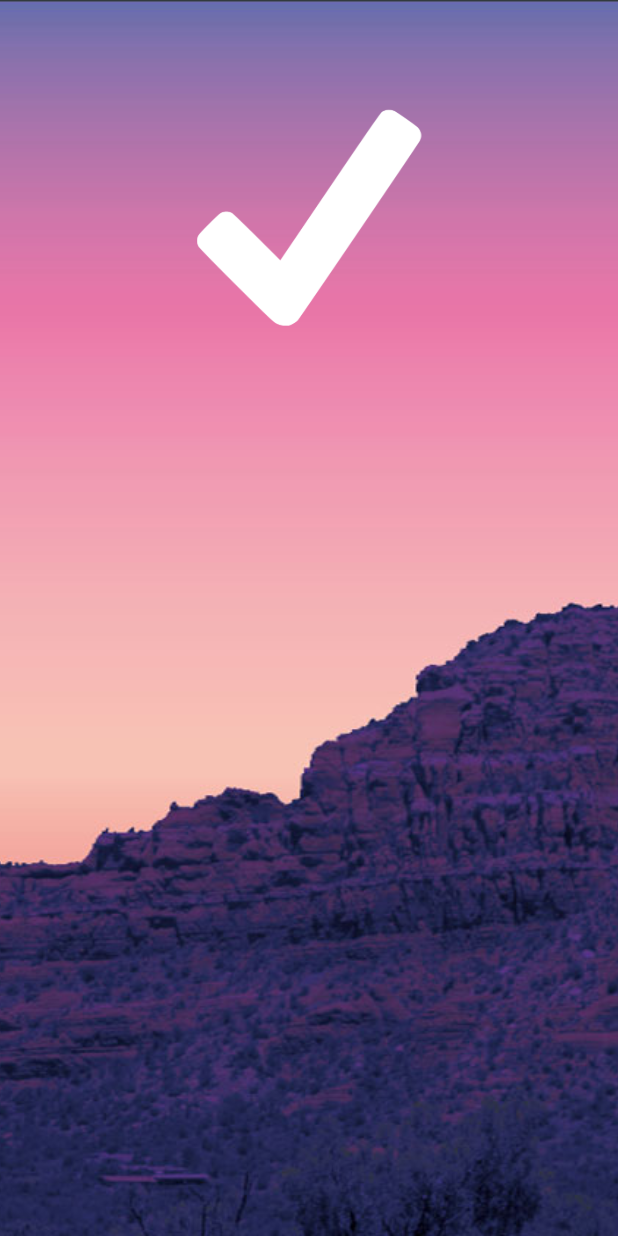
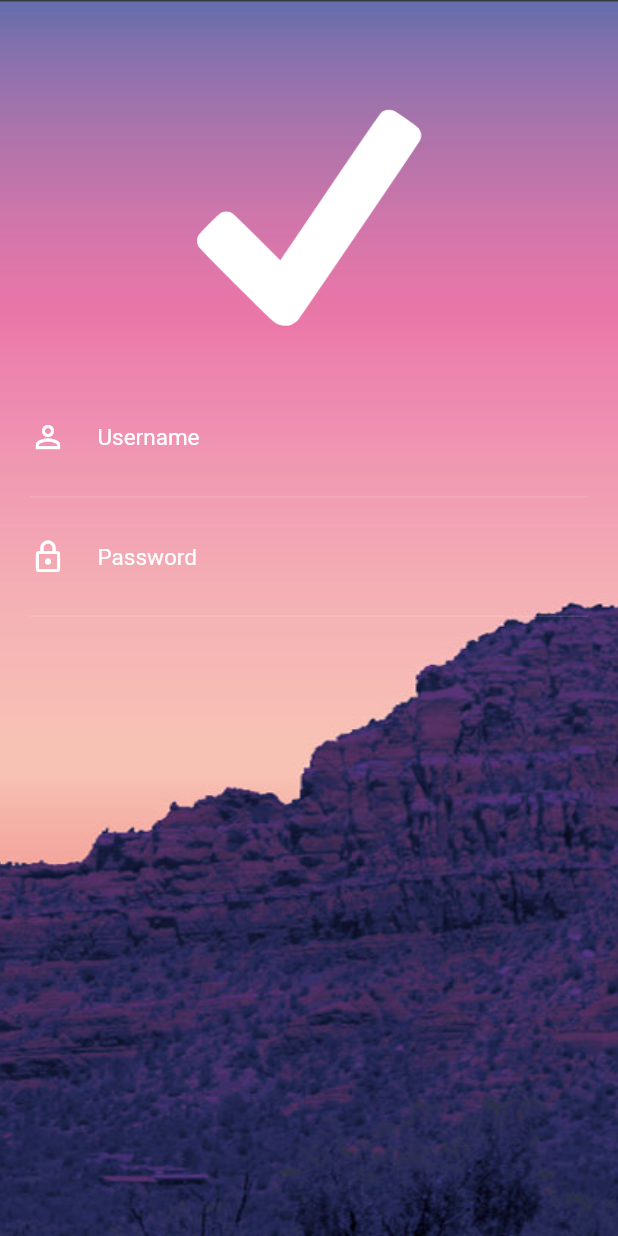
Before and after one commit to Batthez/flutter-animations, a Flutter app: the screen it shows after launch, on a phone screen of 412 x 824 dp. Run offline on Flutter 3.47's test engine with Material 2 defaults, Android fonts, the phone set to English and light mode, and no system bars.

Commit message:
criando estilo dos inputs

```diff
--- a/lib/screens/login/widgets/input_field.dart
+++ b/lib/screens/login/widgets/input_field.dart
@@ -1,15 +1,44 @@
 import 'package:flutter/material.dart';
 
 class InputField extends StatelessWidget {
-
   final String hint;
   final bool obscure;
   final IconData icon;
 
-  const InputField({Key key, this.hint, this.obscure, this.icon}) : super(key: key);
+  const InputField({Key key, this.hint, this.obscure, this.icon})
+      : super(key: key);
 
   @override
   Widget build(BuildContext context) {
-    return Container();
+    return Container(
+      decoration: BoxDecoration(
+          border: Border(
+        bottom: BorderSide(
+          color: Colors.white24,
+          width: 0.5,
+        ),
+      )),
+      child: TextFormField(
+        obscureText: obscure,
+        style: TextStyle(color: Colors.white),
+        decoration: InputDecoration(
+            icon: Icon(
+              icon,
+              color: Colors.white,
+            ),
+            border: InputBorder.none,
+            hintText: hint,
+            hintStyle: TextStyle(
+              color: Colors.white,
+              fontSize: 15,
+            ),
+            contentPadding: EdgeInsets.only(
+              top: 30,
+              right: 30,
+              bottom: 30,
+              left: 5,
+            )),
+      ),
+    );
   }
 }
```
